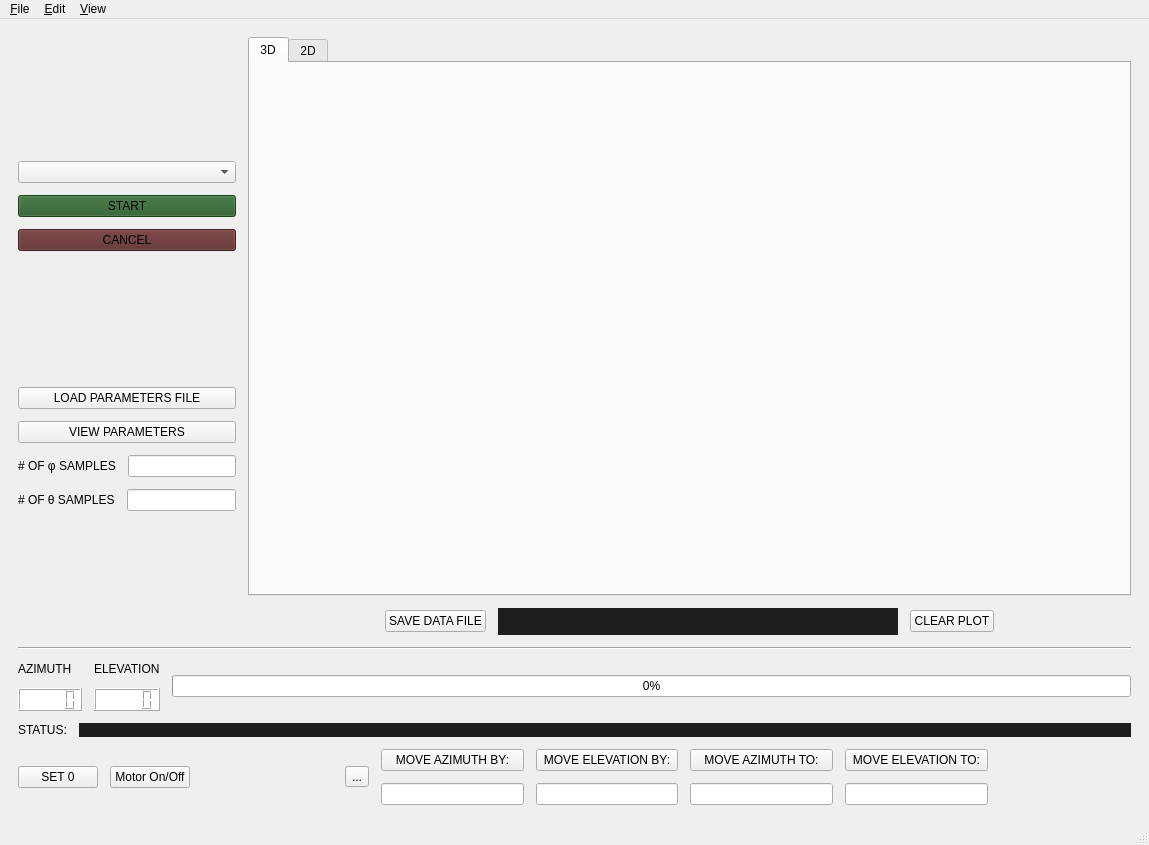
This is app/gui/window.ui in ty-davis/WSU_AUTpaTT as Qt 5 draws it before an edit. The edited form follows.
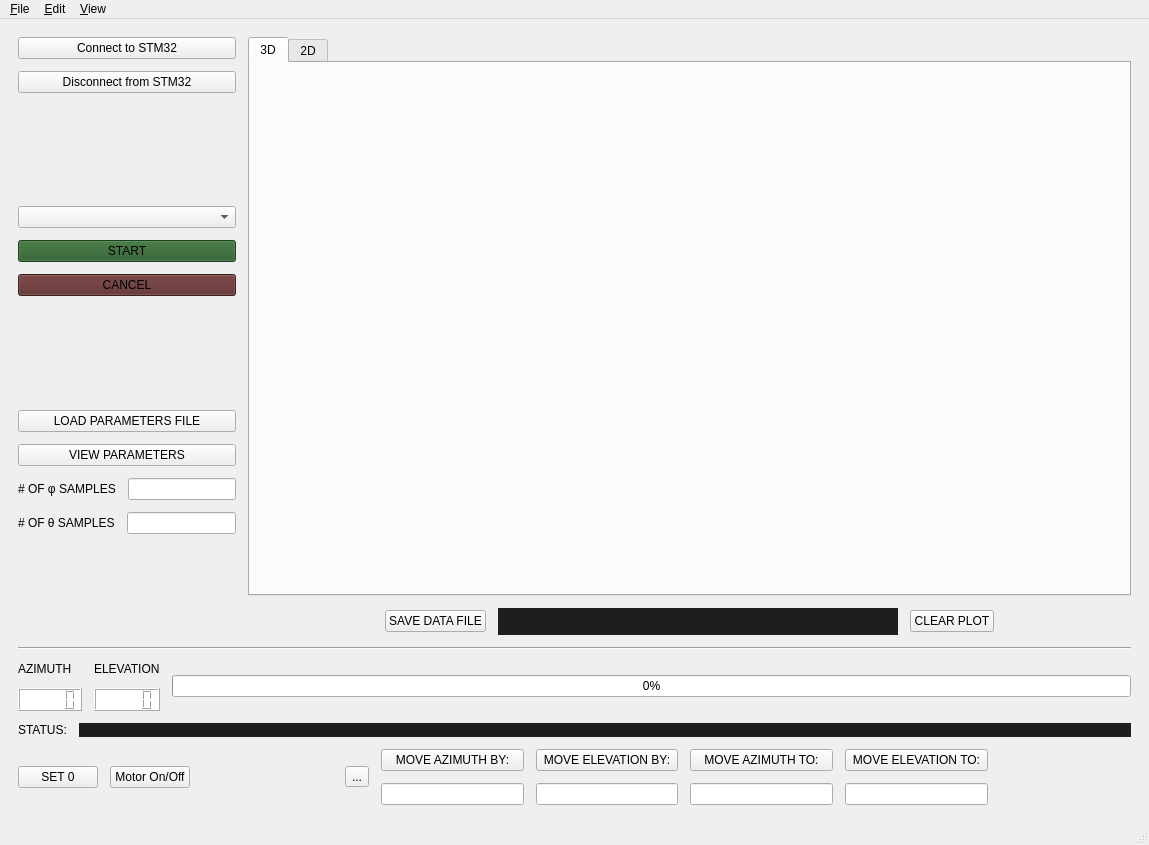
This is the edited form. Icons and pictures are not drawn. Custom widgets are drawn as their Qt base class.

Commit message: Got the repository back to where it should have been the whole time (I forgot to push then reinstalled linux oops)

Patch:
```diff
--- a/app/gui/window.ui
+++ b/app/gui/window.ui
@@ -358,6 +358,20 @@
     </item>
     <item row="0" column="0">
      <layout class="QVBoxLayout" name="verticalLayout_9">
+      <item>
+       <widget class="QPushButton" name="connect_to_stm32_button">
+        <property name="text">
+         <string>Connect to STM32</string>
+        </property>
+       </widget>
+      </item>
+      <item>
+       <widget class="QPushButton" name="disconnect_from_stm32_button">
+        <property name="text">
+         <string>Disconnect from STM32</string>
+        </property>
+       </widget>
+      </item>
       <item>
        <spacer name="verticalSpacer_2">
         <property name="orientation">
```
Left out of the diff: 5 changed lines with no effect on the pictures. The commit also changes 9 other files.
